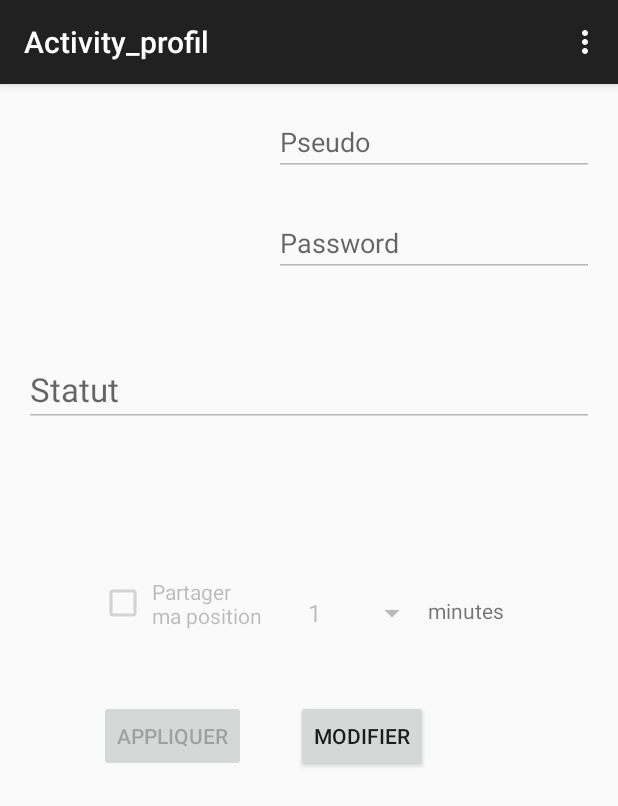
After one commit to KilosaMagali/Geolocalisation, an Android app: the Activity_profil screen opened directly, with no data from a screen before it, on a phone screen of 412 x 824 dp. The commit adds this screen. Shown: the top 806 px of the screen. Run offline under Robolectric (Android 15) with nearby library versions, the phone set to English and light mode, and no system bars.

Commit message:
Ajout de l'interface utilisateur (hors ligne)

```diff
--- a/app/src/main/AndroidManifest.xml
+++ b/app/src/main/AndroidManifest.xml
@@ -115,6 +115,10 @@
             android:name=".Activity_Search"
             android:label="@string/title_activity_activity__search" >
         </activity>
+        <activity
+            android:name=".Activity_profil"
+            android:label="@string/title_activity_activity_profil" >
+        </activity>
     </application>
 
 </manifest>
--- /dev/null
+++ b/app/src/main/java/com/manhattanproject/geolocalisation/Activity_profil.java
@@ -0,0 +1,178 @@
+package com.manhattanproject.geolocalisation;
+
+import android.content.SharedPreferences;
+import android.os.Bundle;
+import android.preference.PreferenceManager;
+import android.support.v7.app.ActionBarActivity;
+import android.view.Menu;
+import android.view.MenuItem;
+import android.view.View;
+import android.widget.AdapterView;
+import android.widget.ArrayAdapter;
+import android.widget.Button;
+import android.widget.CheckBox;
+import android.widget.CompoundButton;
+import android.widget.EditText;
+import android.widget.Spinner;
+import android.widget.Toast;
+
+
+public class Activity_profil extends ActionBarActivity implements AdapterView.OnItemSelectedListener{
+    Button boutonModif;
+    Button boutonApp;
+    EditText pseudo;
+    EditText mdp;
+    EditText statut;
+    String dureeSelected;
+    CheckBox partagePos;
+    private Spinner dureeCategory;
+    private ArrayAdapter<CharSequence> adapterDureeCategories;
+    Utilisateur user;
+
+    @Override
+    protected void onCreate(Bundle savedInstanceState) {
+        super.onCreate(savedInstanceState);
+        user = new Utilisateur();
+        setContentView(R.layout.activity_profil);
+        boutonModif = (Button)findViewById(R.id.btnmod);
+        boutonApp = (Button)findViewById(R.id.btnapp);
+        pseudo = (EditText)findViewById(R.id.pseudo);
+        mdp = (EditText)findViewById(R.id.mdp);
+        statut = (EditText)findViewById(R.id.Statut);
+        dureeCategory = (Spinner)findViewById(R.id.SpinnerDuree);
+        partagePos = (CheckBox)findViewById(R.id.checkBoxPartagePos);
+
+        user.recup(getApplicationContext());
+        if(!user.getPseudo().equals(""))
+            pseudo.setText(user.getPseudo());
+        if(!user.getMdp().equals(""))
+            mdp.setText(user.getMdp());
+        if(!user.getStatut().equals(""))
+            statut.setText(user.getStatut());
+        if(user.getPartagePos())
+            partagePos.setChecked(user.getPartagePos());
+        System.out.println("ok"+dureeCategory.getSelectedItemPosition());
+        populateCategoryCheckBox();
+
+        partagePos.setOnCheckedChangeListener(new CompoundButton.OnCheckedChangeListener() {
+
+            public void onCheckedChanged(CompoundButton buttonView,
+                                         boolean isChecked) {
+                if(isChecked) {
+                    dureeCategory.setEnabled(true);
+                }
+                else {
+                    dureeCategory.setEnabled(false);
+                }
+            }
+        });
+
+        pseudo.setEnabled(false);
+        mdp.setEnabled(false);
+        boutonApp.setEnabled(false);
+        statut.setEnabled(false);
+        dureeCategory.setEnabled(false);
+        partagePos.setEnabled(false);
+    }
+
+    public int dureeToInd(int duree){
+        switch(duree){
+            case 1:
+                return 0;
+            case 5:
+                return 1;
+            case 10:
+                return 2;
+            case 15:
+                return 3;
+            case 30:
+                return 4;
+            case 60:
+                return 5;
+            case 240:
+                return 6;
+            default:
+                return 0;
+        }
+    }
+
+    @Override
+    public boolean onCreateOptionsMenu(Menu menu) {
+        // Inflate the menu; this adds items to the action bar if it is present.
+        getMenuInflater().inflate(R.menu.menu_activity_profil, menu);
+        return true;
+    }
+
+    @Override
+    public boolean onOptionsItemSelected(MenuItem item) {
+        // Handle action bar item clicks here. The action bar will
+        // automatically handle clicks on the Home/Up button, so long
+        // as you specify a parent activity in AndroidManifest.xml.
+        int id = item.getItemId();
+
+        //noinspection SimplifiableIfStatement
+        if (id == R.id.action_settings) {
+            return true;
+        }
+
+        return super.onOptionsItemSelected(item);
+    }
+
+    public void gestionFichier(View view){
+        Toast.makeText(getApplicationContext(),"Ouverture de selection image",Toast.LENGTH_LONG).show();
+    }
+
+    public void populateCategoryCheckBox(){
+        SharedPreferences preferences = PreferenceManager.getDefaultSharedPreferences(getApplicationContext());
+// Create an ArrayAdapter using the string array and a default spinner layout
+        adapterDureeCategories = ArrayAdapter.createFromResource(this,
+                R.array.DureeCategory, android.R.layout.simple_spinner_dropdown_item);
+// Specify the layout to use when the list of choices appears
+        adapterDureeCategories.setDropDownViewResource(android.R.layout.simple_spinner_dropdown_item);
+// Apply the adapter to the spinner
+        dureeCategory.setAdapter(adapterDureeCategories);
+        dureeCategory.setSelection(dureeToInd(preferences.getInt("duree", 1)));
+        dureeCategory.setOnItemSelectedListener(this);
+    }
+
+    public void onItemSelected(AdapterView<?> parent, View view, int position, long id) {
+        dureeSelected=(String)parent.getItemAtPosition(position);
+
+    }
+
+    @Override
+    public void onNothingSelected(AdapterView<?> parent) {
+
+    }
+
+    public void modif(View view){
+        pseudo.setEnabled(true);
+        mdp.setEnabled(true);
+        boutonApp.setEnabled(true);
+        statut.setEnabled(true);
+        partagePos.setEnabled(true);
+        if(partagePos.isChecked())
+            dureeCategory.setEnabled(true);
+        boutonModif.setEnabled(false);
+    }
+
+    public void appliquerModif(View view){
+        user.setPseudo(pseudo.getText().toString());
+        user.setMdp(mdp.getText().toString());
+        user.setStatut(statut.getText().toString());
+        user.setPartagePos(partagePos.isChecked());
+        if(user.getPartagePos()) {
+            user.setDuree(Integer.parseInt(dureeSelected));
+        }
+        else
+            user.setDuree(-1);
+        user.save(getApplicationContext());
+        pseudo.setEnabled(false);
+        mdp.setEnabled(false);
+        boutonApp.setEnabled(false);
+        statut.setEnabled(false);
+        dureeCategory.setEnabled(false);
+        partagePos.setEnabled(false);
+        boutonModif.setEnabled(true);
+    }
+}
--- a/app/src/main/java/com/manhattanproject/geolocalisation/MainActivity.java
+++ b/app/src/main/java/com/manhattanproject/geolocalisation/MainActivity.java
@@ -21,9 +21,9 @@ public class MainActivity extends ActionBarActivity {
         Button profil_btn = (Button) findViewById(R.id.profil_button);
         Context c=getApplicationContext();
         SharedPreferences preferences = PreferenceManager.getDefaultSharedPreferences(c);
-        if(preferences.getInt("identifiant",-1)==-1) {
+        /*if(preferences.getInt("identifiant",-1)==-1) {
             profil_btn.setEnabled(false);
-        }
+        }*/
     }
 
     public void onActivityReenter(int resultCode, Intent data){
@@ -48,8 +48,8 @@ public class MainActivity extends ActionBarActivity {
     }
 
     public void openProfil(View view){
-        /*Intent intent = new Intent(this, Activity.class);
-        startActivity(intent);*/
+        Intent intent = new Intent(this, Activity_profil.class);
+        startActivity(intent);
     }
 
     public void openRegister(View view){
--- a/app/src/main/java/com/manhattanproject/geolocalisation/Utilisateur.java
+++ b/app/src/main/java/com/manhattanproject/geolocalisation/Utilisateur.java
@@ -10,7 +10,8 @@ import com.google.android.gms.maps.model.LatLng;
  * Created by vince_000 on 25/02/2015.
  */
 public class Utilisateur {
-    int identifiant;
+    int identifiant,duree;
+    boolean partagePos;
     String pseudo;
     String mdp;
     String statut;
@@ -38,7 +39,7 @@ public class Utilisateur {
     }
 
     public void setPseudo(String prenom) {
-        this.pseudo = pseudo;
+        this.pseudo = prenom;
     }
 
     public String getMdp() {
@@ -58,12 +59,22 @@ public class Utilisateur {
         this.identifiant = identifiant;
     }
 
+    public void setDuree(int duree){ this.duree = duree;}
+
+    public int getDuree(){ return this.duree;}
+
+    public boolean getPartagePos(){ return this.partagePos;}
+
+    public void setPartagePos(boolean b){ this.partagePos = b;}
+
     public Utilisateur() {
         this.identifiant = -1;
         this.pseudo = "";
         this.mdp = "";
         this.statut = "";
         this.position = null;
+        this.duree = -1;
+        this.partagePos = false;
     }
 
     public Utilisateur( int identifiant, String pseudo, String mdp, String statut, LatLng position) {
@@ -97,6 +108,8 @@ public class Utilisateur {
         editor.putString("statut",this.statut);
         editor.putFloat("latitude", (float)this.position.latitude);
         editor.putFloat("longitude",(float)this.position.longitude);
+        editor.putInt("duree",this.getDuree());
+        editor.putBoolean("partagePos",this.getPartagePos());
         editor.commit();
     }
 
@@ -107,5 +120,7 @@ public class Utilisateur {
         this.setMdp(preferences.getString("mdp", ""));
         this.setStatut(preferences.getString("statut", ""));
         this.setPosition(new LatLng(preferences.getFloat("latitude",0.f),preferences.getFloat("longitude",0.f)));
+        this.setDuree(preferences.getInt("duree",-1));
+        this.setPartagePos(preferences.getBoolean("partagePos",false));
     }
 }
--- /dev/null
+++ b/app/src/main/res/layout/activity_profil.xml
@@ -0,0 +1,103 @@
+<RelativeLayout xmlns:android="http://schemas.android.com/apk/res/android"
+    xmlns:tools="http://schemas.android.com/tools" android:layout_width="match_parent"
+    android:layout_height="match_parent" android:paddingLeft="@dimen/activity_horizontal_margin"
+    android:paddingRight="@dimen/activity_horizontal_margin"
+    android:paddingTop="@dimen/activity_vertical_margin"
+    android:paddingBottom="@dimen/activity_vertical_margin"
+    tools:context="com.manhattanproject.geolocalisation.Activity_profil">
+
+    <ImageView
+        android:layout_width="wrap_content"
+        android:layout_height="wrap_content"
+        android:id="@+id/imageView"
+        android:onClick="gestionFichier"
+        android:layout_alignParentTop="true"
+        android:layout_alignParentLeft="true"
+        android:layout_alignParentStart="true"
+        android:maxHeight="150dp"
+        android:minHeight="150dp"
+        android:maxWidth="100dp"
+        android:minWidth="100dp"/>
+
+    <EditText
+        android:layout_width="wrap_content"
+        android:layout_height="wrap_content"
+        android:hint="Pseudo"
+        android:ems="10"
+        android:id="@+id/pseudo"
+        android:layout_alignLeft="@+id/mdp"
+        android:layout_alignStart="@+id/mdp" />
+
+    <EditText
+        android:layout_width="wrap_content"
+        android:layout_height="wrap_content"
+        android:inputType="textPassword"
+        android:ems="10"
+        android:hint="Password"
+        android:id="@+id/mdp"
+        android:layout_alignParentRight="true"
+        android:layout_alignParentEnd="true"
+        android:layout_marginTop="67dp" />
+
+    <Button
+        android:layout_width="wrap_content"
+        android:layout_height="wrap_content"
+        android:text="Appliquer"
+        android:id="@+id/btnapp"
+        android:layout_below="@+id/SpinnerDuree"
+        android:layout_marginTop="30dp"
+        android:onClick="appliquerModif"
+        android:layout_marginLeft="50dp"
+        android:layout_marginRight="33dp" />
+
+    <Button
+        android:layout_width="wrap_content"
+        android:layout_height="wrap_content"
+        android:text="Modifier"
+        android:onClick="modif"
+        android:id="@+id/btnmod"
+        android:layout_toEndOf="@+id/btnapp"
+        android:layout_alignTop="@+id/btnapp" />
+
+    <EditText
+        android:layout_width="wrap_content"
+        android:layout_height="wrap_content"
+        android:textAppearance="?android:attr/textAppearanceLarge"
+        android:hint="Statut"
+        android:id="@+id/Statut"
+        android:layout_below="@+id/mdp"
+        android:layout_marginTop="50dp"
+        android:layout_alignParentLeft="true"
+        android:maxHeight="180dp"
+        android:layout_alignParentStart="true"
+        android:layout_alignParentRight="true"
+        android:layout_alignParentEnd="true" />
+
+    <CheckBox
+    android:layout_width="wrap_content"
+    android:layout_height="wrap_content"
+    android:text=" Partager\n ma position"
+    android:id="@+id/checkBoxPartagePos"
+    android:layout_below="@+id/Statut"
+    android:layout_alignLeft="@+id/btnapp"
+    android:layout_marginTop="100dp" />
+
+    <Spinner
+        android:id="@+id/SpinnerDuree"
+        android:layout_width="match_parent"
+        android:layout_height="wrap_content"
+        android:layout_alignTop="@+id/checkBoxPartagePos"
+        android:layout_marginBottom="4dp"
+        android:fontFamily="sans-serif"
+        android:hint="mins"
+        android:layout_alignLeft="@+id/btnmod"
+        android:layout_alignEnd="@+id/btnmod" />
+
+    <TextView
+        android:layout_width="wrap_content"
+        android:layout_height="wrap_content"
+        android:id="@+id/editText2"
+        android:text="minutes\n"
+        android:layout_alignBottom="@+id/SpinnerDuree"
+        android:layout_toRightOf="@+id/SpinnerDuree" />
+</RelativeLayout>
--- /dev/null
+++ b/app/src/main/res/menu/menu_activity_profil.xml
@@ -0,0 +1,7 @@
+<menu xmlns:android="http://schemas.android.com/apk/res/android"
+    xmlns:app="http://schemas.android.com/apk/res-auto"
+    xmlns:tools="http://schemas.android.com/tools"
+    tools:context="com.manhattanproject.geolocalisation.Activity_profil">
+    <item android:id="@+id/action_settings" android:title="@string/action_settings"
+        android:orderInCategory="100" app:showAsAction="never" />
+</menu>
--- a/app/src/main/res/values/strings.xml
+++ b/app/src/main/res/values/strings.xml
@@ -25,6 +25,15 @@
         <item>Home</item>
         <item>Autre</item>
     </string-array>
+    <string-array name="DureeCategory">
+        <item>1</item>
+        <item>5</item>
+        <item>10</item>
+        <item>15</item>
+        <item>30</item>
+        <item>60</item>
+        <item>240</item>
+    </string-array>
     <string-array name="menuLieuLongClick">
         <item>Partager</item>
         <item>Modifier</item>
@@ -33,5 +42,6 @@
     </string-array>
 
     <string name="title_activity_activity__search">Activity_Search</string>
+    <string name="title_activity_activity_profil">Activity_profil</string>
 
 </resources>
```
Also changed, not shown: 3 other files.
